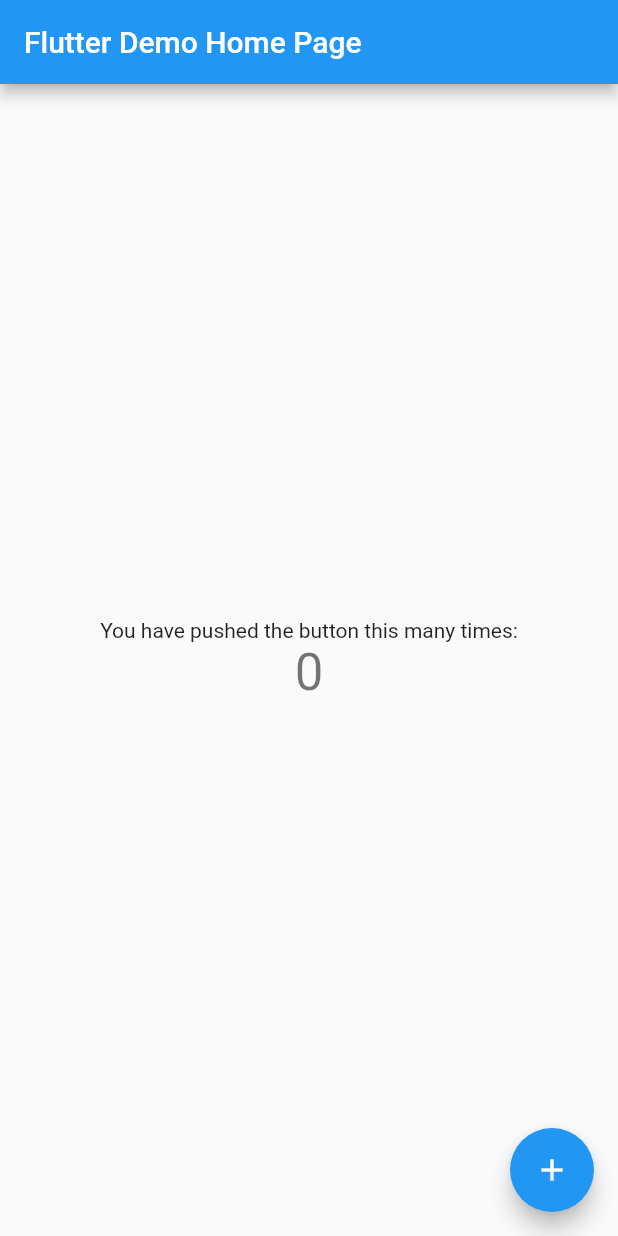
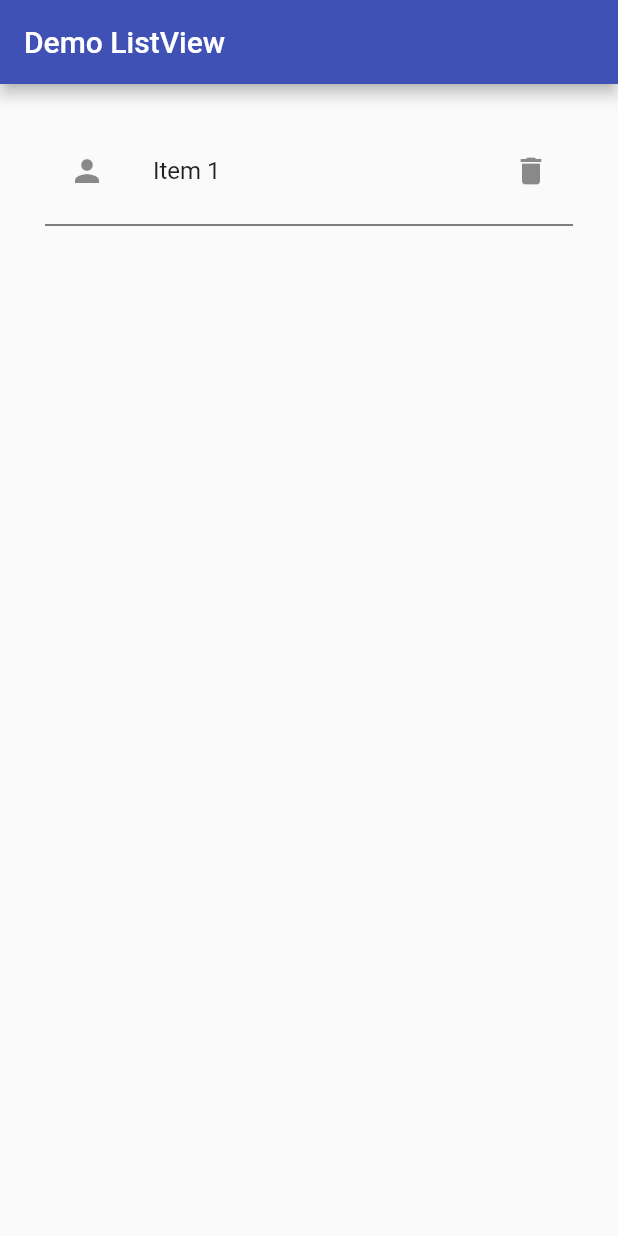
Before and after one commit to erikrios/list-view, a Flutter app: the screen it shows after launch, on a phone screen of 412 x 824 dp. Run offline on Flutter 3.47's test engine with Material 2 defaults, Android fonts, the phone set to English and light mode, and no system bars.

Commit message:
Add the example code of list view

```diff
--- a/lib/main.dart
+++ b/lib/main.dart
@@ -3,109 +3,43 @@ import 'package:flutter/material.dart';
 void main() => runApp(MyApp());
 
 class MyApp extends StatelessWidget {
-  // This widget is the root of your application.
   @override
-  Widget build(BuildContext context) {
-    return MaterialApp(
-      title: 'Flutter Demo',
-      theme: ThemeData(
-        // This is the theme of your application.
-        //
-        // Try running your application with "flutter run". You'll see the
-        // application has a blue toolbar. Then, without quitting the app, try
-        // changing the primarySwatch below to Colors.green and then invoke
-        // "hot reload" (press "r" in the console where you ran "flutter run",
-        // or simply save your changes to "hot reload" in a Flutter IDE).
-        // Notice that the counter didn't reset back to zero; the application
-        // is not restarted.
-        primarySwatch: Colors.blue,
-      ),
-      home: MyHomePage(title: 'Flutter Demo Home Page'),
-    );
-  }
+  Widget build(BuildContext context) => MaterialApp(
+        title: 'Demo Flutter',
+        theme: ThemeData(primarySwatch: Colors.indigo),
+        home: HomePage(),
+      );
 }
 
-class MyHomePage extends StatefulWidget {
-  MyHomePage({Key key, this.title}) : super(key: key);
-
-  // This widget is the home page of your application. It is stateful, meaning
-  // that it has a State object (defined below) that contains fields that affect
-  // how it looks.
-
-  // This class is the configuration for the state. It holds the values (in this
-  // case the title) provided by the parent (in this case the App widget) and
-  // used by the build method of the State. Fields in a Widget subclass are
-  // always marked "final".
-
-  final String title;
-
+class HomePage extends StatefulWidget {
   @override
-  _MyHomePageState createState() => _MyHomePageState();
+  State<StatefulWidget> createState() => _HomePageState();
 }
 
-class _MyHomePageState extends State<MyHomePage> {
-  int _counter = 0;
-
-  void _incrementCounter() {
-    setState(() {
-      // This call to setState tells the Flutter framework that something has
-      // changed in this State, which causes it to rerun the build method below
-      // so that the display can reflect the updated values. If we changed
-      // _counter without calling setState(), then the build method would not be
-      // called again, and so nothing would appear to happen.
-      _counter++;
-    });
+class _HomePageState extends State<HomePage> {
+  List<Widget> createItems(int count) {
+    List<Widget> items = List<Widget>();
+    for (var i = 0; i < count; i++) {
+      items.add(ListTile(
+        title: Text('Item ${i + 1}'),
+        leading: Icon(Icons.person),
+        trailing: Icon(Icons.delete),
+      ));
+      items.add(Divider(
+        color: Colors.black,
+      ));
+      return items;
+    }
   }
 
   @override
-  Widget build(BuildContext context) {
-    // This method is rerun every time setState is called, for instance as done
-    // by the _incrementCounter method above.
-    //
-    // The Flutter framework has been optimized to make rerunning build methods
-    // fast, so that you can just rebuild anything that needs updating rather
-    // than having to individually change instances of widgets.
-    return Scaffold(
-      appBar: AppBar(
-        // Here we take the value from the MyHomePage object that was created by
-        // the App.build method, and use it to set our appbar title.
-        title: Text(widget.title),
-      ),
-      body: Center(
-        // Center is a layout widget. It takes a single child and positions it
-        // in the middle of the parent.
-        child: Column(
-          // Column is also a layout widget. It takes a list of children and
-          // arranges them vertically. By default, it sizes itself to fit its
-          // children horizontally, and tries to be as tall as its parent.
-          //
-          // Invoke "debug painting" (press "p" in the console, choose the
-          // "Toggle Debug Paint" action from the Flutter Inspector in Android
-          // Studio, or the "Toggle Debug Paint" command in Visual Studio Code)
-          // to see the wireframe for each widget.
-          //
-          // Column has various properties to control how it sizes itself and
-          // how it positions its children. Here we use mainAxisAlignment to
-          // center the children vertically; the main axis here is the vertical
-          // axis because Columns are vertical (the cross axis would be
-          // horizontal).
-          mainAxisAlignment: MainAxisAlignment.center,
-          children: <Widget>[
-            Text(
-              'You have pushed the button this many times:',
-            ),
-            Text(
-              '$_counter',
-              style: Theme.of(context).textTheme.display1,
-            ),
-          ],
+  Widget build(BuildContext context) => Scaffold(
+        appBar: AppBar(
+          title: Text('Demo ListView'),
         ),
-      ),
-      floatingActionButton: FloatingActionButton(
-        onPressed: _incrementCounter,
-        tooltip: 'Increment',
-        child: Icon(Icons.add),
-      ), // This trailing comma makes auto-formatting nicer for build methods.
-    );
-  }
+        body: ListView(
+          padding: EdgeInsets.all(30.0),
+          children: createItems(20),
+        ),
+      );
 }
```
